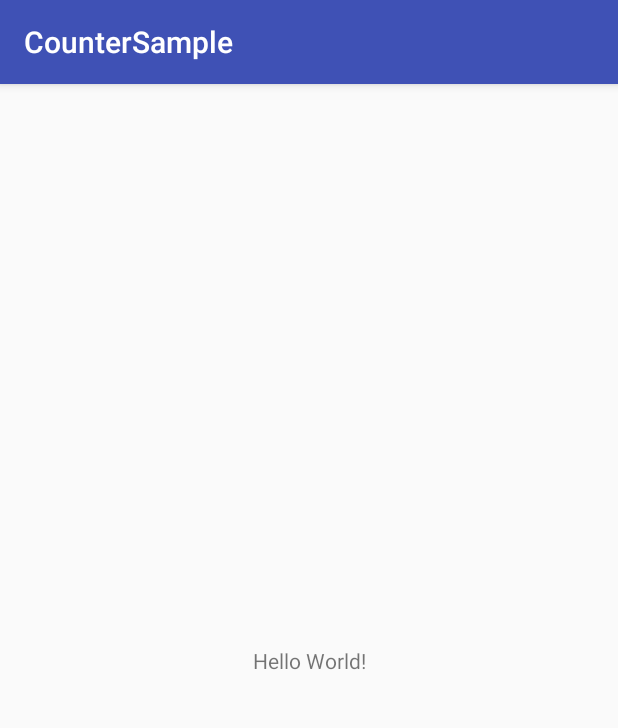
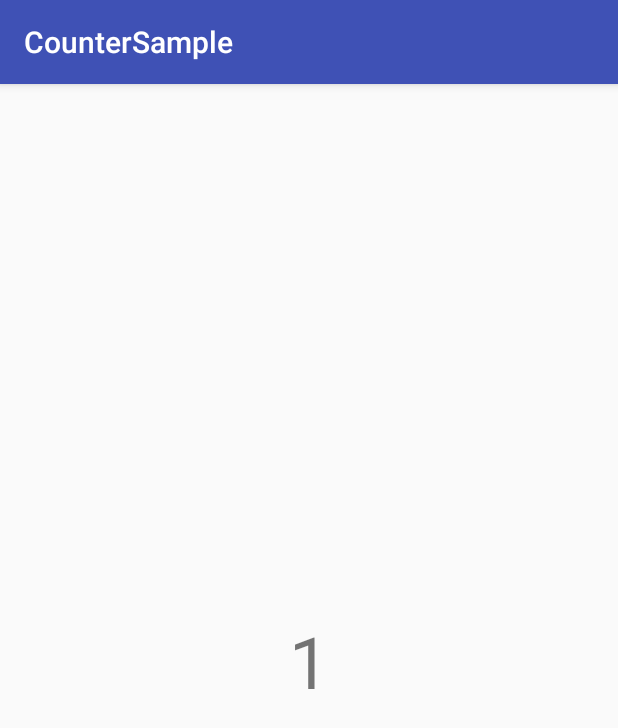
Before and after one commit to kazufusa/CounterSample, an Android app: the screen it shows after launch (MainActivity), on a phone screen of 412 x 824 dp. Shown: the top 728 px of the screen. Run offline under Robolectric (Android 15) with nearby library versions, the phone set to English and light mode, and no system bars.

Commit message:
Add initial version
This version has some problems.

1. If you rotate your device, the `count` value will be reset.
2. It is hard to test. We can't unit test Activity class easily.
3. Putting everything in a class, will make me a dumb coder. I am a
dummy, but I don't want my code to look like one 😝.

```diff
--- a/app/src/main/java/kazufusa/countersample/MainActivity.kt
+++ b/app/src/main/java/kazufusa/countersample/MainActivity.kt
@@ -2,11 +2,23 @@ package kazufusa.countersample
 
 import android.support.v7.app.AppCompatActivity
 import android.os.Bundle
+import kotlinx.android.synthetic.main.activity_main.*
 
 class MainActivity : AppCompatActivity() {
+    private var count = 0
 
     override fun onCreate(savedInstanceState: Bundle?) {
         super.onCreate(savedInstanceState)
         setContentView(R.layout.activity_main)
+        my_container.setOnClickListener { incrementCount() }
+    }
+
+    override fun onResume() {
+        super.onResume()
+        incrementCount()
+    }
+
+    private fun incrementCount() {
+        my_text.text = (++count).toString()
     }
 }
--- a/app/src/main/res/layout/activity_main.xml
+++ b/app/src/main/res/layout/activity_main.xml
@@ -2,14 +2,16 @@
 <android.support.constraint.ConstraintLayout xmlns:android="http://schemas.android.com/apk/res/android"
     xmlns:app="http://schemas.android.com/apk/res-auto"
     xmlns:tools="http://schemas.android.com/tools"
+    android:id="@+id/my_container"
     android:layout_width="match_parent"
     android:layout_height="match_parent"
-    tools:context=".MainActivity">
+    tools:context="kazufusa.countersample.MainActivity">
 
     <TextView
+        android:id="@+id/my_text"
         android:layout_width="wrap_content"
         android:layout_height="wrap_content"
-        android:text="Hello World!"
+        android:textSize="48sp"
         app:layout_constraintBottom_toBottomOf="parent"
         app:layout_constraintLeft_toLeftOf="parent"
         app:layout_constraintRight_toRightOf="parent"
```
